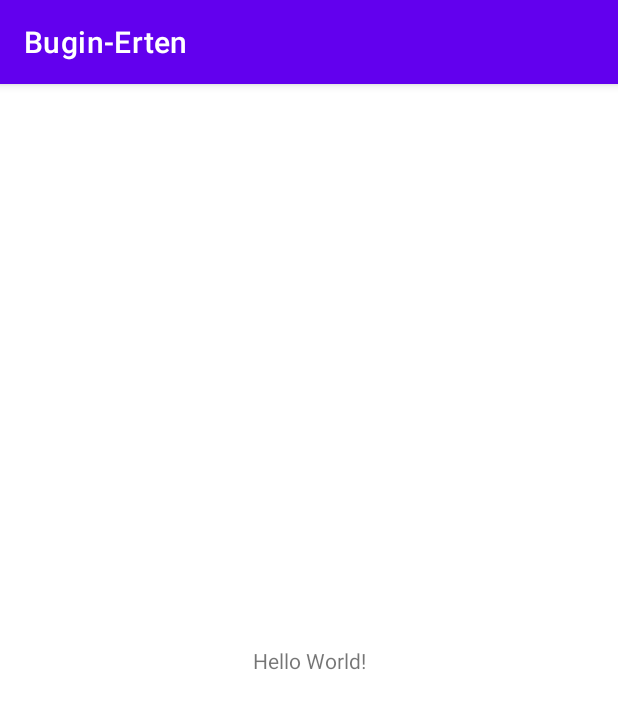
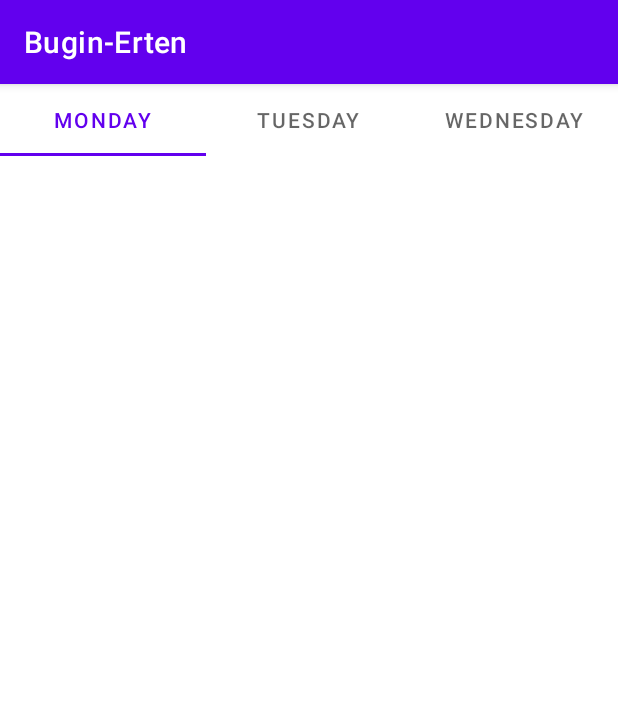
Before and after one commit to jumagaliev1/bugin-erten, an Android app: the screen it shows after launch (MainActivity), on a phone screen of 412 x 824 dp. Shown: the top 709 px of the screen. Run offline under Robolectric (Android 15) with nearby library versions, the phone set to English and light mode, and no system bars.

Commit message:
create tab

```diff
--- a/app/src/main/res/layout/activity_main.xml
+++ b/app/src/main/res/layout/activity_main.xml
@@ -6,13 +6,39 @@
     android:layout_height="match_parent"
     tools:context=".MainActivity">
 
-    <TextView
-        android:layout_width="wrap_content"
+    <com.google.android.material.tabs.TabLayout
+        android:id="@+id/tabLayout"
+        android:layout_width="match_parent"
         android:layout_height="wrap_content"
-        android:text="Hello World!"
+        app:layout_constraintEnd_toEndOf="parent"
+        app:layout_constraintHorizontal_bias="0.5"
+        app:layout_constraintStart_toStartOf="parent"
+        app:layout_constraintTop_toTopOf="parent">
+
+        <com.google.android.material.tabs.TabItem
+            android:layout_width="wrap_content"
+            android:layout_height="wrap_content"
+            android:text="Monday" />
+
+        <com.google.android.material.tabs.TabItem
+            android:layout_width="wrap_content"
+            android:layout_height="wrap_content"
+            android:text="Tuesday" />
+
+        <com.google.android.material.tabs.TabItem
+            android:layout_width="wrap_content"
+            android:layout_height="wrap_content"
+            android:text="Wednesday" />
+    </com.google.android.material.tabs.TabLayout>
+
+    <androidx.viewpager.widget.ViewPager
+        android:id="@+id/viewpager"
+        android:layout_width="match_parent"
+        android:layout_height="wrap_content"
         app:layout_constraintBottom_toBottomOf="parent"
         app:layout_constraintEnd_toEndOf="parent"
+        app:layout_constraintHorizontal_bias="0.0"
         app:layout_constraintStart_toStartOf="parent"
-        app:layout_constraintTop_toTopOf="parent" />
-
+        app:layout_constraintTop_toBottomOf="@id/tabLayout"
+        />
 </androidx.constraintlayout.widget.ConstraintLayout>
```
